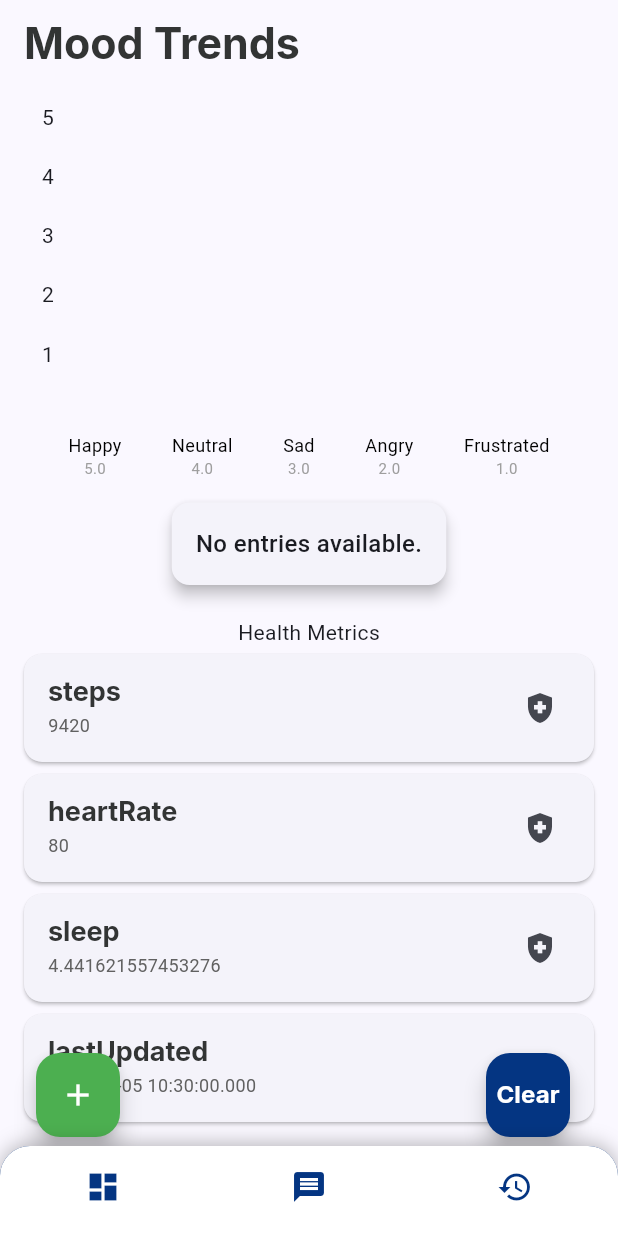
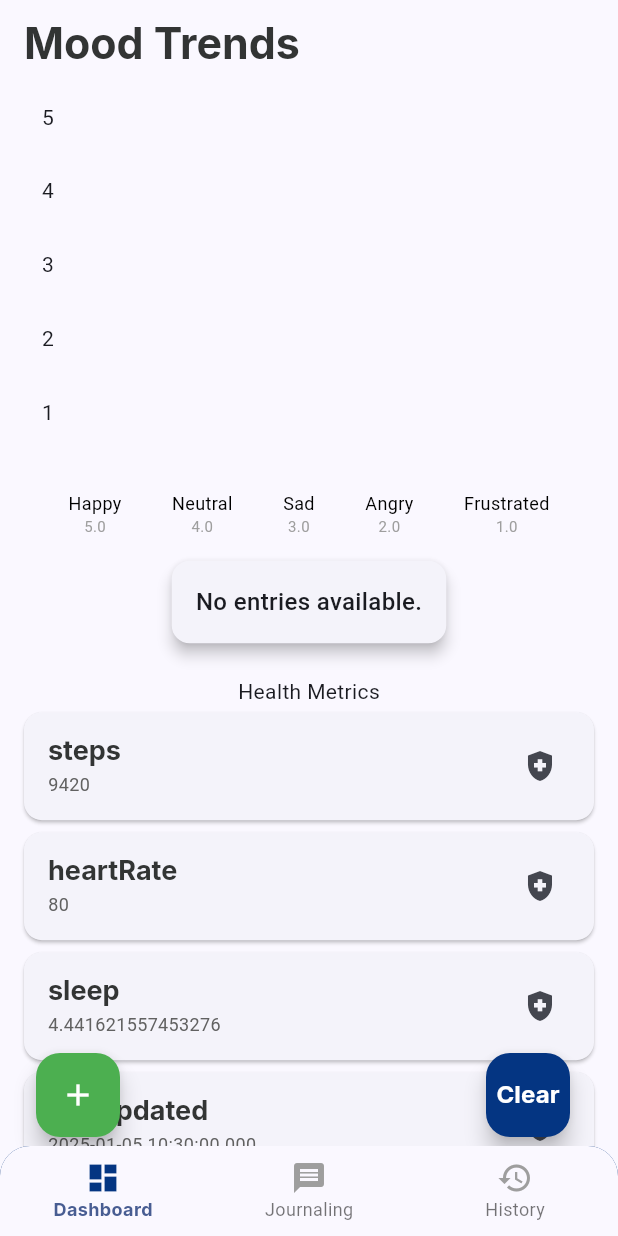
Before and after one commit to samjnr1995/health_journal, a Flutter app: the Home screen opened directly, on a phone screen of 412 x 824 dp. Run offline on Flutter 3.47's test engine with Material 3 defaults, Android fonts, the light colour scheme and no system bars; drawn by our look-alikes of fl_chart; our stand-ins replace flutter_screenutil, flutter_spinkit, google_fonts, hive, hive_flutter, shared_preferences and 1 more; accounts and stored records are empty.

Commit message:
health journal first commit

```diff
--- a/lib/dashboard/component/chart.dart
+++ b/lib/dashboard/component/chart.dart
@@ -1,4 +1,5 @@
 import 'package:fl_chart/fl_chart.dart';
+import 'package:flutter_screenutil/flutter_screenutil.dart';
 import 'package:intl/intl.dart';
 import 'package:flutter/material.dart';
 
@@ -20,23 +21,23 @@ class _MoodTrendGraphState extends State<MoodTrendGraph> {
     final xAxisLabels = _getFormattedDates(widget.entries);
 
     return SizedBox(
-      height: 200, // Adjust height of the graph
+      height: 200.h,
       child: Padding(
         padding: const EdgeInsets.all(10.0),
         child: LineChart(
           LineChartData(
             gridData: FlGridData(
-              show: false, // Disable grid lines
+              show: false,
             ),
             titlesData: FlTitlesData(
               rightTitles:AxisTitles(
-                sideTitles: SideTitles(showTitles: false), // Hide Y-axis numbers
+                sideTitles: SideTitles(showTitles: false),
               ) ,
               topTitles: AxisTitles(
-                sideTitles: SideTitles(showTitles: false), // Hide Y-axis numbers
+                sideTitles: SideTitles(showTitles: false),
               ),
               leftTitles: AxisTitles(
-                sideTitles: SideTitles(showTitles: true), // Hide Y-axis numbers
+                sideTitles: SideTitles(showTitles: true),
               ),
               bottomTitles: AxisTitles(
                 sideTitles: SideTitles(
@@ -53,7 +54,7 @@ class _MoodTrendGraphState extends State<MoodTrendGraph> {
               ),
             ),
             borderData: FlBorderData(
-              show: false, // Disable border lines
+              show: false,
             ),
             minX: 0,
             maxX: moodSpots.isNotEmpty ? moodSpots.length - 1.toDouble() : 1,
@@ -98,7 +99,7 @@ class _MoodTrendGraphState extends State<MoodTrendGraph> {
     );
   }
 }
-
+// this function converts mood from String to double for spot generation
 List<FlSpot> _generateMoodSpots(List<JournalEntry> entries) {
   final moodMapping = {
     "Happy": 5.0,
@@ -120,7 +121,7 @@ List<FlSpot> _generateMoodSpots(List<JournalEntry> entries) {
     },
   );
 }
-
+//this function takes the first seven dates and format it using intl
 List<String> _getFormattedDates(List<JournalEntry> entries) {
   final limitedEntries = entries.take(7).toList();
   return limitedEntries.map((e) => DateFormat('MMM dd').format(e.date)).toList();
--- a/lib/dashboard/view/home_page.dart
+++ b/lib/dashboard/view/home_page.dart
@@ -21,12 +21,10 @@ class HomePage extends StatefulWidget {
 }
 
 class _HomePageState extends State<HomePage> {
-  List<JournalEntry> _journalEntries = [];
 
   Future<void> _loadJournalEntries() async {
     final journalEntriesBox = Hive.box<JournalEntry>('journals');
     setState(() {
-      _journalEntries = journalEntriesBox.values.toList();
     });
   }
 
@@ -145,7 +143,7 @@ class _HomePageState extends State<HomePage> {
       ),
       floatingActionButton: Stack(
         children: [
-          // Bottom-right floating action button
+
           Positioned(
             bottom: 50,
             right: 16,
--- a/lib/history/view/history.dart
+++ b/lib/history/view/history.dart
@@ -120,8 +120,8 @@ class HistoryScreen extends StatelessWidget {
                   ),
                   ElevatedButton.icon(
                     onPressed: () {
-                      // Add logic for editing if required
-                      Navigator.pop(context);
+                      provider.updateEntry(index, entry);
+                      //Navigator.pop(context);
                     },
                     icon: Icon(Icons.edit),
                     label: Text("Edit"),
--- a/lib/main.dart
+++ b/lib/main.dart
@@ -3,7 +3,7 @@ import 'package:flutter_screenutil/flutter_screenutil.dart';
 import 'package:health_journal/provider/health_metrics_provider.dart';
 import 'package:health_journal/provider/journal_provider.dart';
 import 'package:health_journal/provider/message_provider.dart';
-import 'package:health_journal/splash/view/splash.dart';
+import 'package:health_journal/routes/route.dart';
 import 'package:health_journal/utils/colors.dart';
 import 'package:hive/hive.dart';
 import 'package:path_provider/path_provider.dart';
@@ -55,7 +55,8 @@ class MyApp extends StatelessWidget {
                 colorScheme: ColorScheme.fromSeed(seedColor: AppColors.defaultBlue),
                 useMaterial3: true,
               ),
-              home: const SplashScreen()
+            initialRoute: RouteManager.splash,
+            onGenerateRoute: RouteManager.generateRoute,
           );
         },
       ),
--- a/lib/onboarding/view/onboarding.dart
+++ b/lib/onboarding/view/onboarding.dart
@@ -27,7 +27,7 @@ class _OnboardingPageState extends State<OnboardingPage> {
     _pageController.dispose();
     super.dispose();
   }
-
+//here this function check if user has already seen the onboarding screen so we can hide it
   void _completeOnboarding(BuildContext context) async {
     final prefs = await SharedPreferences.getInstance();
     await prefs.setBool('hasSeenOnboarding', true);
@@ -140,7 +140,7 @@ class _OnboardingPageState extends State<OnboardingPage> {
         return '';
     }
   }
-
+// using switch case to return a particular onboarding message, don/t forget index in dart starts from 0
   String _getDescription(int index) {
     final messageProvider = Provider.of<MessageProvider>(context, listen: false);
     switch (index) {
--- /dev/null
+++ b/lib/routes/route.dart
@@ -0,0 +1,42 @@
+import 'package:flutter/material.dart';
+import 'package:flutter/services.dart';
+import 'package:health_journal/history/view/history.dart';
+import 'package:health_journal/journalling/view/journaling.dart';
+import 'package:health_journal/splash/view/splash.dart';
+import 'package:health_journal/splash/view/splash_three.dart';
+import 'package:health_journal/splash/view/splash_two.dart';
+
+import '../dashboard/view/home_page.dart';
+import '../onboarding/view/onboarding.dart';
+
+class RouteManager {
+  static const String onboarding = '/onboarding';
+  static const String dashboard = '/dashboard';
+  static const String journaling = '/journaling';
+  static const String history = '/history';
+  static const String splash = '/splash';
+  static const String splashTwo = '/splashTwo';
+  static const String splashThree = '/splashThree';
+
+  static Route<dynamic>? generateRoute(RouteSettings settings) {
+    switch (settings.name) {
+      case onboarding:
+        return MaterialPageRoute(builder: (_) => OnboardingPage());
+      case dashboard:
+        return MaterialPageRoute(builder: (_) => HomePage());
+      case journaling:
+        return MaterialPageRoute(builder: (_) => JournalingScreen());
+      case history:
+        return MaterialPageRoute(builder: (_) => HistoryScreen());
+      case splash:
+        return MaterialPageRoute(builder: (_) => SplashScreen());
+      case splashTwo:
+        return MaterialPageRoute(builder: (_) => SplashScreenTwo());
+      case splashThree:
+        return MaterialPageRoute(builder: (_) => SplashScreenThree());
+      default:
+
+        return null;
+    }
+  }
+}
--- a/lib/services/repository.dart
+++ b/lib/services/repository.dart
@@ -1,5 +1,5 @@
 import 'dart:math';
-
+//this is where my data is coming from
 class ServiceClass {
   Future<Map<String, dynamic>> fetchHealthMetrics() async {
     await Future.delayed(const Duration(seconds: 1));
--- a/lib/shared/reusables/button.dart
+++ b/lib/shared/reusables/custom_button.dart
@@ -1,7 +1,5 @@
-
 import 'package:flutter/material.dart';
 import 'package:flutter_screenutil/flutter_screenutil.dart';
-import 'package:google_fonts/google_fonts.dart';
 import 'package:health_journal/utils/styles.dart';
 class CustomButton extends StatelessWidget {
   final Color? textColor;
--- a/lib/shared/reusables/nav_bar.dart
+++ b/lib/shared/reusables/nav_bar.dart
@@ -1,5 +1,5 @@
-
 import 'package:flutter/material.dart';
+import 'package:health_journal/utils/styles.dart';
 import '../../dashboard/view/home_page.dart';
 import '../../history/view/history.dart';
 import '../../journalling/view/journaling.dart';
@@ -15,10 +15,11 @@ class Home extends StatefulWidget {
 class _HomeState extends State<Home> {
   int _selectedIndex = 0;
 
-  static List<Widget> _widgetOptions = <Widget>[
+  // Define the screens for each tab.
+  static final List<Widget> _widgetOptions = <Widget>[
     const HomePage(),
     JournalingScreen(),
-    HistoryScreen()
+    HistoryScreen(),
   ];
 
   void _onItemTapped(int index) {
@@ -46,56 +47,37 @@ class _HomeState extends State<Home> {
                 topLeft: Radius.circular(20.0),
                 topRight: Radius.circular(20.0),
               ),
-                boxShadow: [
-                  BoxShadow(
-                    color: Colors.black26,
-                    spreadRadius: 0,
-                    blurRadius: 10,
-                    offset: const Offset(0, -2),
-                  ),
-                ]
             ),
             child: ClipRRect(
               borderRadius: const BorderRadius.only(
                 topLeft: Radius.circular(20.0),
                 topRight: Radius.circular(20.0),
               ),
-              child: Theme(
-                data: Theme.of(context).copyWith(
-                    canvasColor:Colors.white,
-                    textTheme: Theme
-                        .of(context)
-                        .textTheme
-                        .copyWith(bodySmall: TextStyle(color: Colors.yellow)
-                    )
-                ),
               child: BottomNavigationBar(
-
+                selectedLabelStyle: AppTextStyles.headerStyle
+                    .copyWith(fontSize: 12, color: AppColors.defaultBlue),
                 type: BottomNavigationBarType.fixed,
-                  backgroundColor:Colors.white,
-                  showSelectedLabels: false,
-                  showUnselectedLabels: false,
+                showSelectedLabels: true,
+                showUnselectedLabels: true,
                 items: <BottomNavigationBarItem>[
                   BottomNavigationBarItem(
                     label: 'Dashboard',
-                      activeIcon: Icon(Icons.dashboard,color: AppColors.defaultBlue,),
-                      icon: Icon(Icons.dashboard, color: AppColors.defaultBlue,),
+                    activeIcon: Icon(Icons.dashboard, color:AppColors.defaultBlue),
+                    icon: const Icon(Icons.dashboard, color: Colors.grey),
                   ),
-                    BottomNavigationBarItem(
-                      activeIcon: Icon(Icons.message,color: AppColors.defaultBlue,),
-                      icon: Icon(Icons.message,color: AppColors.defaultBlue,),
-                      label: 'Message',
+                  const BottomNavigationBarItem(
+                    label: 'Journaling',
+                    activeIcon: Icon(Icons.message, color: AppColors.defaultBlue),
+                    icon: Icon(Icons.message, color: Colors.grey),
                   ),
-                    BottomNavigationBarItem(
-                      activeIcon: Icon(Icons.history,color: AppColors.defaultBlue,),
-                      icon: Icon(Icons.history,color: AppColors.defaultBlue,),
+                  const BottomNavigationBarItem(
                     label: 'History',
+                    activeIcon: Icon(Icons.history, color: AppColors.defaultBlue),
+                    icon: Icon(Icons.history, color: Colors.grey),
                   ),
                 ],
                 currentIndex: _selectedIndex,
-                  selectedItemColor: Colors.blue,
                 onTap: _onItemTapped,
-                ),
               ),
             ),
           ),
--- a/lib/splash/view/splash_three.dart
+++ b/lib/splash/view/splash_three.dart
@@ -15,7 +15,7 @@ class SplashScreenThree extends StatefulWidget {
 }
 
 class _SplashScreenThreeState extends State<SplashScreenThree> {
-  int _countdown = 6; // Start the countdown at 6 seconds
+  int _countdown = 5; // Start the countdown at 6 seconds
 
   @override
   void initState() {
```
Also changed, not shown: lib/dashboard/component/highlight_card.dart (+5 -8 lines), lib/journalling/view/journaling.dart (+4 -3 lines), lib/splash/view/splash.dart (+3 -8 lines). Lines whose indentation alone changed are shown as unchanged.
